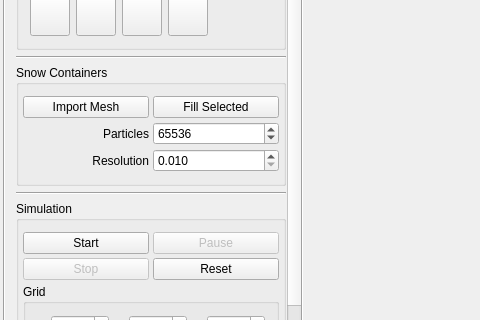
Qt form project/ui/mainwindow.ui (wyegelwel/snow) before a commit; both pictures show x 0 to 480 and y 87 to 407 of the 1000 by 600 pixel window.
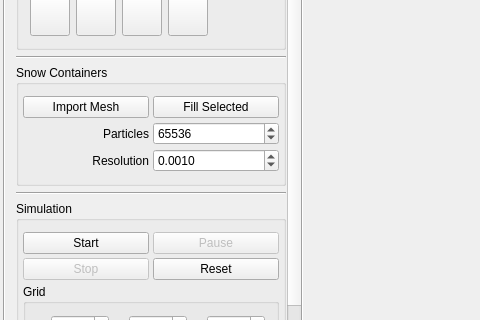
The same form after that commit. Icons and pictures are not drawn. Custom widgets are drawn as their Qt base class.

```diff
--- a/project/ui/mainwindow.ui
+++ b/project/ui/mainwindow.ui
@@ -61,7 +61,7 @@
          <x>0</x>
          <y>0</y>
          <width>282</width>
-         <height>764</height>
+         <height>755</height>
         </rect>
        </property>
        <layout class="QGridLayout" name="gridLayout_2">
@@ -235,16 +235,19 @@
            <item row="3" column="1">
             <widget class="QDoubleSpinBox" name="fillResolutionSpinbox">
              <property name="decimals">
-              <number>3</number>
+              <number>4</number>
              </property>
              <property name="minimum">
-              <double>0.010000000000000</double>
+              <double>0.000100000000000</double>
              </property>
              <property name="maximum">
               <double>1.000000000000000</double>
              </property>
              <property name="singleStep">
-              <double>0.005000000000000</double>
+              <double>0.000100000000000</double>
+             </property>
+             <property name="value">
+              <double>0.001000000000000</double>
              </property>
             </widget>
            </item>
```
Left out of the diff: 14 changed lines with no effect on the pictures.
